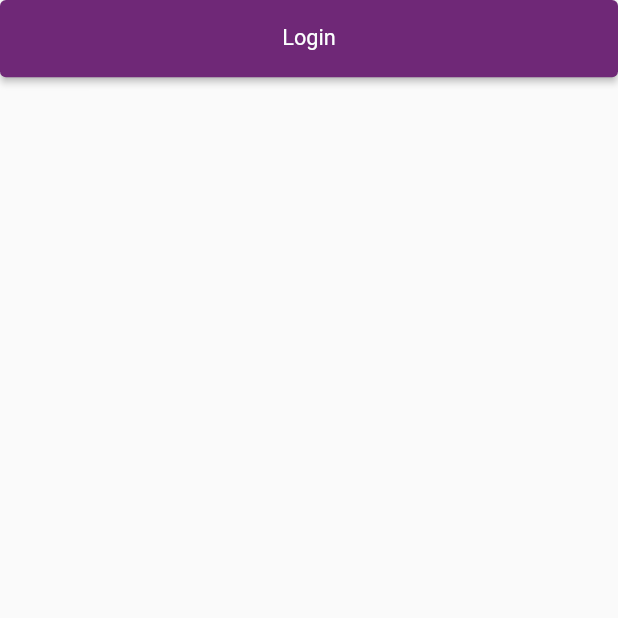
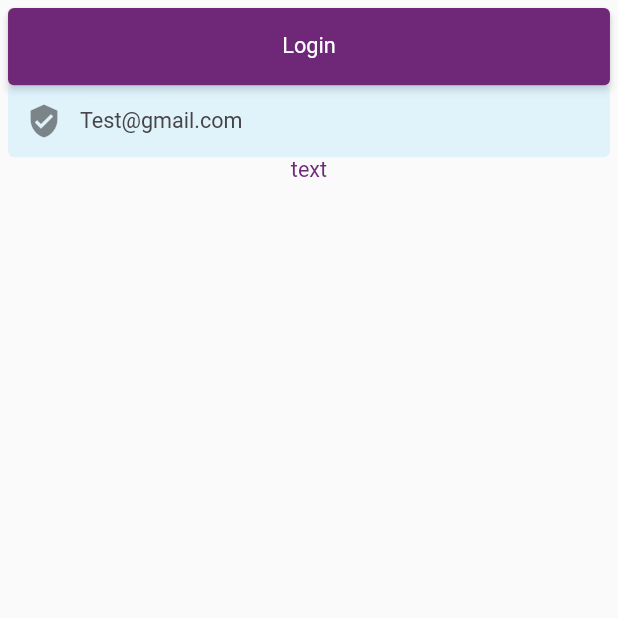
Before and after one commit to fadi-7/NationalQuiz, a Flutter app: the screen it shows after launch, on a phone screen of 412 x 824 dp, the top half of it. Run offline on Flutter 3.47's test engine with Material 2 defaults, Android fonts, the phone set to English and light mode, and no system bars; our stand-ins replace bot_toast, connectivity_plus, firebase_core, firebase_messaging, flutter_spinkit, flutter_svg and 5 more; accounts and stored records are empty.

Commit message:
add custom buttom - custom text - custom text field

```diff
--- a/lib/core/data/repositories/SharedPreferanceRepository.dart
+++ b/lib/core/data/repositories/SharedPreferanceRepository.dart
@@ -90,7 +90,7 @@ class SharedPreferanceRepository {
     if (globalSharedPrefs.containsKey(PREF_APP_LANG)) {
       return getPrefrance(key: PREF_APP_LANG);
     } else {
-      return 'ar';
+      return 'en';
     }
   }
 
--- a/lib/ui/shared/custom_widgets/custom-text.dart
+++ b/lib/ui/shared/custom_widgets/custom-text.dart
@@ -1,37 +1,28 @@
 import 'package:flutter/material.dart';
+import 'package:nationalquiz/ui/shared/colors.dart';
 
-class Text_wedget extends StatelessWidget {
-  const Text_wedget(
-      {super.key,
-      required this.text,
-      this.textcolor = null,
-      this.fontsize = null,
-      this.fontWeight = null,
-      this.decoration = null,
-      this.decorationThickness = null,
-      this.fontFamily = null});
+class CustomText extends StatelessWidget {
+  const CustomText({
+    super.key,
+    required this.text,
+    this.textColor,
+    this.textSize,
+    this.fontWeight,
+  });
   final String text;
-  final Color? textcolor;
-  final double? fontsize;
+  final Color? textColor;
+  final double? textSize;
   final FontWeight? fontWeight;
-  final TextDecoration? decoration;
-  final double? decorationThickness;
-  final String? fontFamily;
-
-
 
   @override
   Widget build(BuildContext context) {
+    final size = MediaQuery.of(context).size;
     return Text(
-
       text,
       style: TextStyle(
-        color: textcolor,
-        fontSize: fontsize,
-        fontWeight: fontWeight,
-        decoration: decoration,
-        decorationThickness: decorationThickness,
-      ),
+          fontSize: textSize ?? size.width * 0.035,
+          color: textColor ?? AppColors.mainPurpleColor,
+          fontWeight: fontWeight ?? FontWeight.normal),
     );
   }
 }
--- a/lib/ui/shared/custom_widgets/custom_text_field.dart
+++ b/lib/ui/shared/custom_widgets/custom_text_field.dart
@@ -1,5 +1,6 @@
 import 'package:flutter/material.dart';
 import 'package:nationalquiz/ui/shared/colors.dart';
+import 'package:nationalquiz/ui/shared/utils.dart';
 
 class CustomTextField extends StatefulWidget {
   final String hitText;
@@ -12,8 +13,7 @@ class CustomTextField extends StatefulWidget {
     required this.controller,
     this.validator,
     this.prefixIcon,
-  })
-   : super(key: key);
+  }) : super(key: key);
 
   @override
   State<CustomTextField> createState() => _CustomTextFieldState();
@@ -24,30 +24,24 @@ class _CustomTextFieldState extends State<CustomTextField> {
   Widget build(BuildContext context) {
     final size = MediaQuery.of(context).size;
 
-    return Padding(
-      padding: EdgeInsetsDirectional.only(
-          start: size.width * 0.05,
-          end: size.width * 0.05,
-          bottom: size.width * 0.07),
-      child: TextFormField(
-
+    return TextFormField(
+      style: TextStyle(
+          fontSize: size.width * 0.035,
+          fontWeight: FontWeight.normal,
+          color: AppColors.mainGreyColor),
       validator: widget.validator,
       controller: widget.controller,
       decoration: InputDecoration(
           prefixIcon: widget.prefixIcon,
-
-
-
-            contentPadding: EdgeInsets.symmetric(
-                horizontal: size.width * 0.1, vertical: size.width * 0.05),
+          contentPadding: EdgeInsetsDirectional.only(
+              start: screenWidth(30), end: screenWidth(30)),
           hintText: widget.hitText,
           filled: true,
-            fillColor: AppColors.mainGreyColor,
+          fillColor: AppColors.lightBlueColor.withOpacity(0.4),
           border: OutlineInputBorder(
-                borderRadius: BorderRadius.circular(30),
+              borderRadius: BorderRadius.circular(screenHeight(200)),
               borderSide: BorderSide.none)),
       //  validator: (value) => validator != null ? validator!(value!) : null,
-      ),
     );
   }
 }
--- a/lib/ui/views/splash_screen/splash_screen_controlar.dart
+++ b/lib/ui/views/splash_screen/splash_screen_controlar.dart
@@ -7,7 +7,14 @@
 // import '../login_view/login_view.dart';
 // import '../main_view/main_view.dart';
 
-// class splashScreenControlar extends BaseController {
+import 'package:flutter/cupertino.dart';
+import 'package:nationalquiz/core/services/base_controller.dart';
+
+class SplashScreenController extends BaseController {
+  TextEditingController emailController =
+      TextEditingController(text: 'Test@gmail.com');
+  TextEditingController passwordController =
+      TextEditingController(text: 'Test@1234');
 //   @override
 //   void onInit() {
 //     if (storage.getOrderPlaced()) {
@@ -25,4 +32,4 @@
 //     });
 //     super.onInit();
 //   }
-// }
+}
--- a/lib/ui/views/splash_screen/splash_screen_view.dart
+++ b/lib/ui/views/splash_screen/splash_screen_view.dart
@@ -2,7 +2,9 @@ import 'package:flutter/material.dart';
 import 'package:flutter_spinkit/flutter_spinkit.dart';
 import 'package:flutter_svg/svg.dart';
 import 'package:nationalquiz/ui/shared/colors.dart';
+import 'package:nationalquiz/ui/shared/custom_widgets/custom-text.dart';
 import 'package:nationalquiz/ui/shared/custom_widgets/custom_button.dart';
+import 'package:nationalquiz/ui/shared/custom_widgets/custom_text_field.dart';
 import 'package:nationalquiz/ui/shared/utils.dart';
 import 'package:nationalquiz/ui/views/splash_screen/splash_screen_controlar.dart';
 import 'package:get/get.dart';
@@ -15,14 +17,24 @@ class SplashScreenView extends StatefulWidget {
 }
 
 class _SplashScreenViewState extends State<SplashScreenView> {
-  // splashScreenControlar controlar =Get.put(splashScreenControlar());
+  SplashScreenController controller = Get.put(SplashScreenController());
 
   @override
   Widget build(BuildContext context) {
     return SafeArea(
         child: Scaffold(
-            body: Stack(
-      children: [CustomButton(text: 'Login', onPressed: () {})],
+            body: Padding(
+      padding: EdgeInsets.all(screenWidth(77)),
+      child: Column(
+        children: [
+          CustomButton(text: 'Login', onPressed: () {}),
+          CustomTextField(
+              prefixIcon: Icon(Icons.verified_user),
+              hitText: 'hitText',
+              controller: controller.emailController),
+          CustomText(text: 'text')
+        ],
+      ),
     )));
   }
 }
```
Also changed, not shown: 1 other file. Lines whose indentation alone changed are shown as unchanged.
